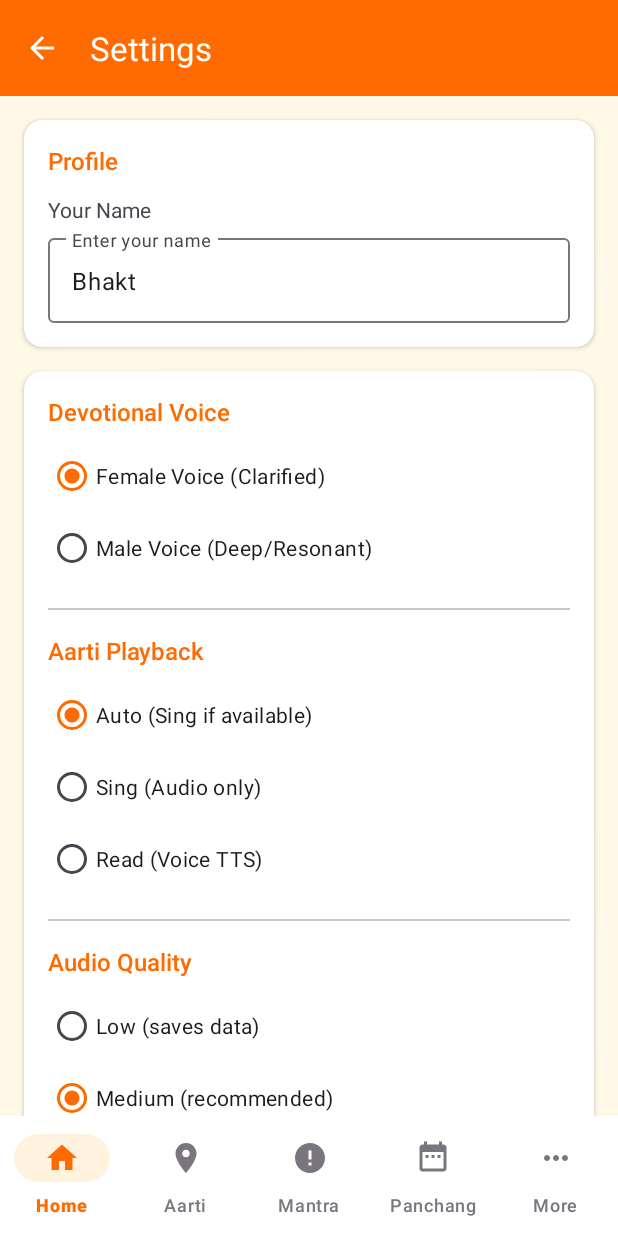
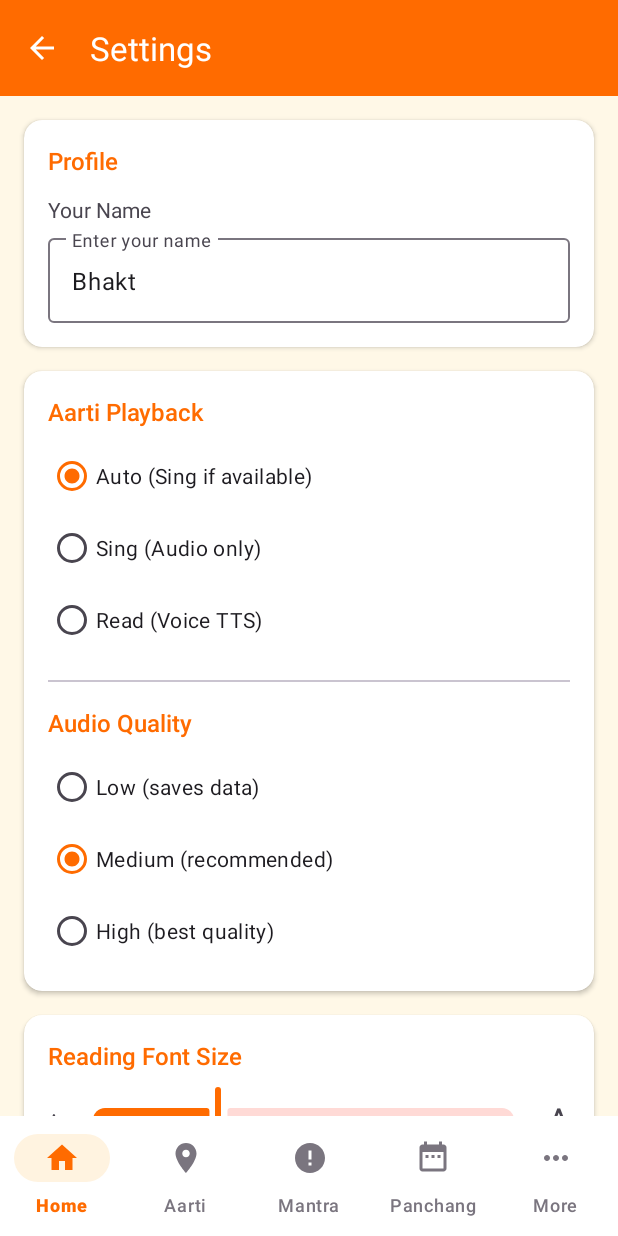
Before and after one commit to dpchavali1/DivyaPath, an Android app: the SettingsFragment screen opened through its navigation route, on a phone screen of 412 x 824 dp. Run offline under Robolectric (Android 15) with nearby library versions, the phone set to English and light mode, and no system bars; our stand-ins replace AdMob, Room's generated code, navigation-ui; 4 statements that could not run were skipped.

Commit message:
Fix duplicate aartis on fresh install, remove Devotional Voice setting
- Fix race condition: onCreate and onOpen both queued seedDatabase()
  on the executor pool, causing double-seeding. Added seedQueued flag
  so onOpen skips when onCreate already handles seeding.
- Remove Devotional Voice (Male/Female) radio group from Settings.

Co-Authored-By: Claude Opus 4.6 <noreply@anthropic.com>

```diff
--- a/app/src/main/java/com/divyapath/app/ui/settings/SettingsFragment.java
+++ b/app/src/main/java/com/divyapath/app/ui/settings/SettingsFragment.java
@@ -85,7 +85,6 @@ public class SettingsFragment extends Fragment {
         prefs = new PreferenceManager(requireContext());
 
         bindUserSettings();
-        bindVoiceSettings();
         bindPlaybackSettings();
         bindAudioQualitySettings();
         bindFontSizeSettings();
@@ -124,22 +123,6 @@ public class SettingsFragment extends Fragment {
                 androidx.work.WorkManager.getInstance(requireContext()).cancelUniqueWork("evening_reminder");
             }
             // Festival alerts are always active — independent of evening toggle
-        });
-    }
-
-    private void bindVoiceSettings() {
-        if (PreferenceManager.VOICE_MALE.equals(prefs.getVoiceGender())) {
-            binding.rbMale.setChecked(true);
-        } else {
-            binding.rbFemale.setChecked(true);
-        }
-
-        binding.rgVoice.setOnCheckedChangeListener((group, checkedId) -> {
-            if (checkedId == binding.rbMale.getId()) {
-                prefs.setVoiceGender(PreferenceManager.VOICE_MALE);
-            } else if (checkedId == binding.rbFemale.getId()) {
-                prefs.setVoiceGender(PreferenceManager.VOICE_FEMALE);
-            }
         });
     }
 
--- a/app/src/main/res/layout/fragment_settings.xml
+++ b/app/src/main/res/layout/fragment_settings.xml
@@ -34,15 +34,6 @@
             android:layout_marginHorizontal="16dp" android:layout_marginBottom="16dp" app:cardCornerRadius="12dp" app:cardElevation="2dp">
             <LinearLayout android:layout_width="match_parent" android:layout_height="wrap_content"
                 android:orientation="vertical" android:padding="16dp">
-
-                <TextView android:text="@string/settings_devotional_voice" android:textSize="16sp" android:textColor="@color/saffron_primary"
-                    android:fontFamily="sans-serif-medium" android:layout_width="wrap_content" android:layout_height="wrap_content"/>
-                <RadioGroup android:id="@+id/rg_voice" android:layout_width="match_parent" android:layout_height="wrap_content" android:layout_marginTop="8dp">
-                    <RadioButton android:id="@+id/rb_female" android:layout_width="wrap_content" android:layout_height="wrap_content" android:text="@string/settings_voice_female"/>
-                    <RadioButton android:id="@+id/rb_male" android:layout_width="wrap_content" android:layout_height="wrap_content" android:text="@string/settings_voice_male"/>
-                </RadioGroup>
-
-                <View android:layout_width="match_parent" android:layout_height="1dp" android:layout_marginVertical="16dp" android:background="?attr/colorOutlineVariant"/>
 
                 <TextView android:text="@string/settings_aarti_playback" android:textSize="16sp" android:textColor="@color/saffron_primary"
                     android:fontFamily="sans-serif-medium" android:layout_width="wrap_content" android:layout_height="wrap_content"/>
```
Also changed, not shown: app/src/main/java/com/divyapath/app/data/local/DivyaPathDatabase.java (+6 -6 lines).
